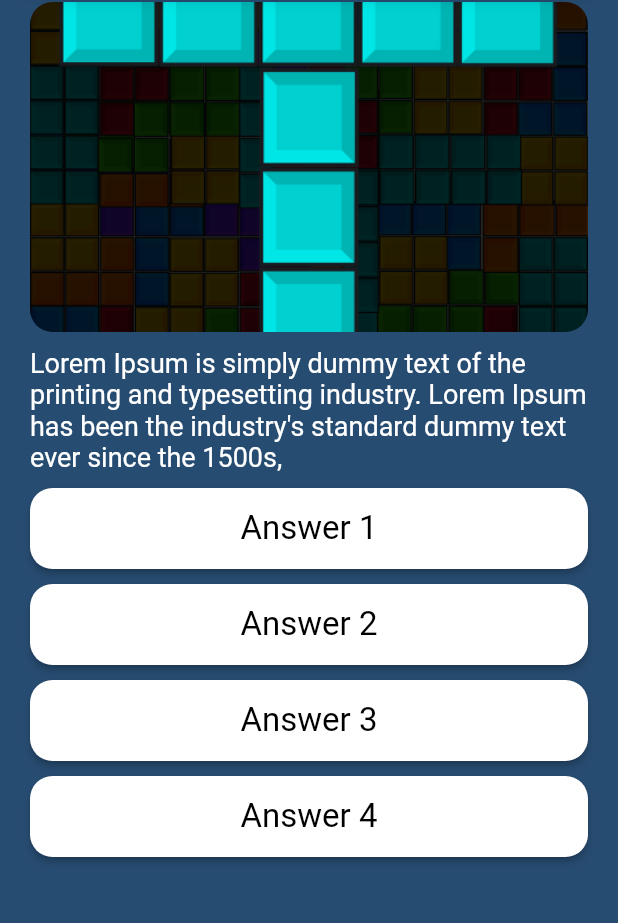
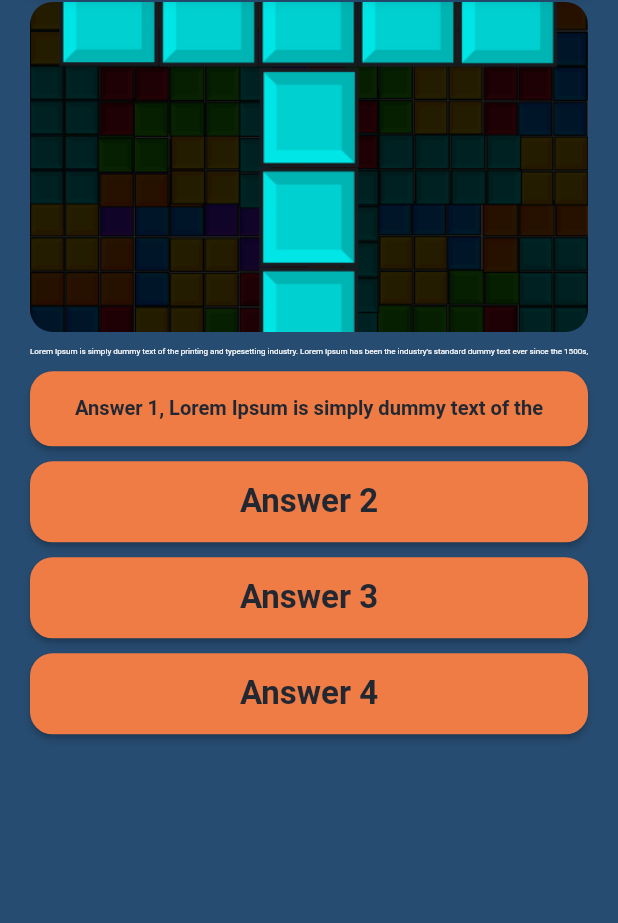
Before and after one commit to DevranAkat/Flutter-QuizApp, a Flutter app: the QuizPage screen opened by its route, on a phone screen of 412 x 824 dp, the part 97-1020 px from its top. Run offline on Flutter 3.47's test engine with Material 2 defaults, Android fonts, the phone set to English and light mode, and no system bars.

Commit message:
Update quiz_page.dart

```diff
--- a/lib/screens/quiz_page.dart
+++ b/lib/screens/quiz_page.dart
@@ -30,12 +30,15 @@ class QuizPage extends StatelessWidget {
             ),
             Padding(
               padding: const EdgeInsets.only(left: 20.0, right: 20.0, top: 10.0),
-              child: Text(
-                "Lorem Ipsum is simply dummy text of the printing and typesetting industry. Lorem Ipsum has been the industry's standard dummy text ever since the 1500s,",
-                style: const TextStyle(color: Colors.white, fontSize: 18),
+              child: FittedBox(
+                fit: BoxFit.fitWidth,
+                child: Text(
+                  "Lorem Ipsum is simply dummy text of the printing and typesetting industry. Lorem Ipsum has been the industry's standard dummy text ever since the 1500s,",
+                  style: const TextStyle(color: Colors.white, fontSize: 26),
+                ),
               ),
             ),
-            Options("Answer 1"),
+            Options("Answer 1, Lorem Ipsum is simply dummy text of the"),
             Options("Answer 2"),
             Options("Answer 3"),
             Options("Answer 4"),
@@ -51,10 +54,19 @@ Padding Options(String answer) {
     padding: const EdgeInsets.only(left: 20.0, right: 20.0, top: 10.0),
     child: ElevatedButton(
       onPressed: () => {},
-      child: Text(answer, style: const TextStyle(color: Colors.black)),
+      child: FittedBox(
+        fit: BoxFit.fitWidth,
+        child: Text(
+          answer,
+          style: const TextStyle(
+            color: Color(0xFF222831),
+            fontWeight: FontWeight.bold,
+          ),
+        ),
+      ),
       style: ElevatedButton.styleFrom(
         minimumSize: const Size.fromHeight(50),
-        primary: Colors.white,
+        primary: Color(0xFFEF7B45),
         textStyle: const TextStyle(fontSize: 22),
         padding: const EdgeInsets.symmetric(vertical: 14.0, horizontal: 30),
         shape: RoundedRectangleBorder(
```
